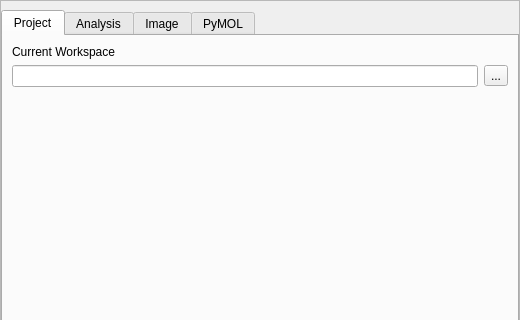
Before: the Qt Designer form src/pyssa/gui/ui/forms/settings_view.ui in urban233/PySSA, drawn with Qt 5; both pictures show x 0 to 520 and y 0 to 320 of the 520 by 503 pixel window.
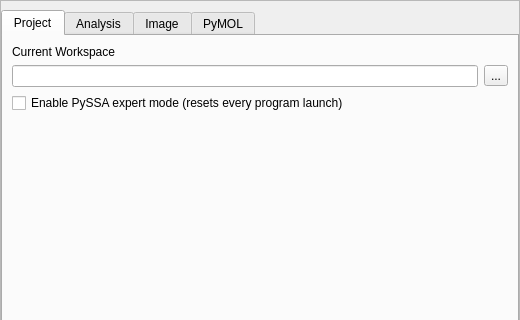
After: the same form once the commit is applied.

Commit message: Add pymol specific patches to certain files & add new PySSA expert mode with PyMOL script execution

Diff of the .ui file:
```diff
--- a/src/pyssa/gui/ui/forms/settings_view.ui
+++ b/src/pyssa/gui/ui/forms/settings_view.ui
@@ -85,6 +85,13 @@
             </item>
            </layout>
           </item>
+          <item>
+           <widget class="QCheckBox" name="cb_pyssa_expert_mode">
+            <property name="text">
+             <string>Enable PySSA expert mode (resets every program launch)</string>
+            </property>
+           </widget>
+          </item>
           <item>
            <spacer name="verticalSpacer">
             <property name="orientation">
```
The commit also changes 15 other files.
